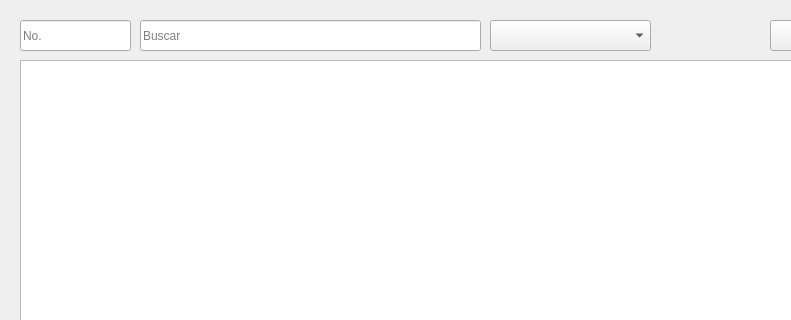
Old version of the form ui/main_window.ui in the repository liconaj/ResumeManager; both pictures show x 0 to 791 and y 0 to 320 of the 1000 by 600 pixel window.
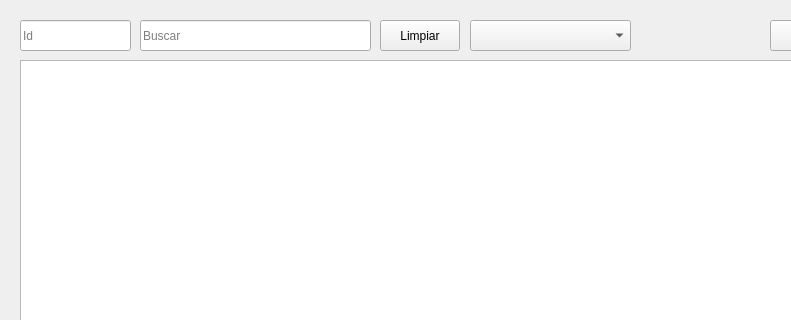
New version of the form.

```diff
--- a/ui/main_window.ui
+++ b/ui/main_window.ui
@@ -36,7 +36,7 @@
      </rect>
     </property>
     <property name="placeholderText">
-     <string>No.</string>
+     <string>Id</string>
     </property>
    </widget>
    <widget class="QLineEdit" name="advancedSearchLineEdit">
@@ -44,7 +44,7 @@
      <rect>
       <x>140</x>
       <y>20</y>
-      <width>341</width>
+      <width>231</width>
       <height>31</height>
      </rect>
     </property>
@@ -137,7 +137,7 @@
    <widget class="QComboBox" name="searchItemComboBox">
     <property name="geometry">
      <rect>
-      <x>490</x>
+      <x>470</x>
       <y>20</y>
       <width>161</width>
       <height>31</height>
@@ -181,6 +181,19 @@
      <string>Eliminar</string>
     </property>
    </widget>
+   <widget class="QPushButton" name="clearPushButton">
+    <property name="geometry">
+     <rect>
+      <x>380</x>
+      <y>20</y>
+      <width>80</width>
+      <height>31</height>
+     </rect>
+    </property>
+    <property name="text">
+     <string>Limpiar</string>
+    </property>
+   </widget>
   </widget>
  </widget>
  <resources/>
```
Left out of the diff: 7 changed lines with no effect on the pictures.
